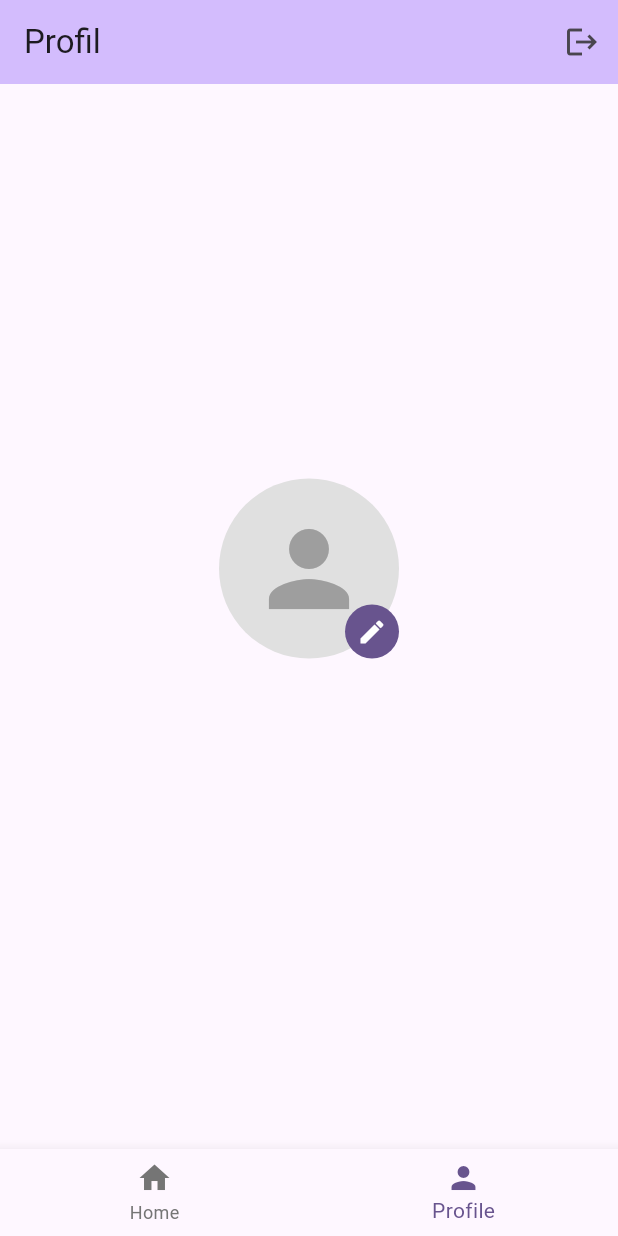
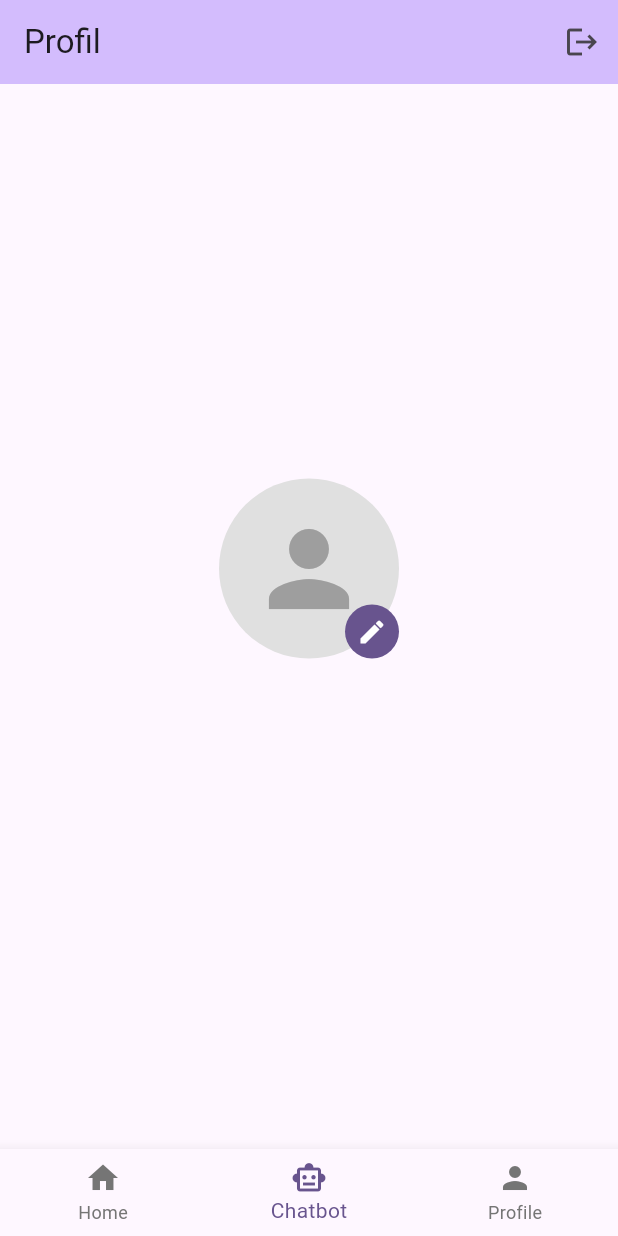
Before and after one commit to ade781/projek-tpm-teori, a Flutter app: the MainScreen screen opened directly, item 2 of the bottom bar chosen, on a phone screen of 412 x 824 dp. Run offline on Flutter 3.47's test engine with Material 3 defaults, Android fonts, the phone set to English and light mode, and no system bars; our stand-ins replace flutter_local_notifications, flutter_map, hive, hive_flutter, image_picker, latlong2 and 2 more; accounts and stored records are empty; Roboto replaces fonts that are missing (Poppins).

Commit message:
arsitektur chatbot

```diff
--- a/lib/widgets/bottom_navbar.dart
+++ b/lib/widgets/bottom_navbar.dart
@@ -1,4 +1,3 @@
-// lib/widgets/bottom_navbar.dart
 import 'package:flutter/material.dart';
 
 class BottomNavbar extends StatelessWidget {
@@ -16,6 +15,10 @@ class BottomNavbar extends StatelessWidget {
     return BottomNavigationBar(
       items: const <BottomNavigationBarItem>[
         BottomNavigationBarItem(icon: Icon(Icons.home), label: 'Home'),
+        BottomNavigationBarItem(
+          icon: Icon(Icons.smart_toy_outlined),
+          label: 'Chatbot',
+        ),
         BottomNavigationBarItem(icon: Icon(Icons.person), label: 'Profile'),
       ],
       currentIndex: currentIndex,
```
Also changed, not shown: lib/pages/chatbot_page.dart (added, +23 -0 lines).
